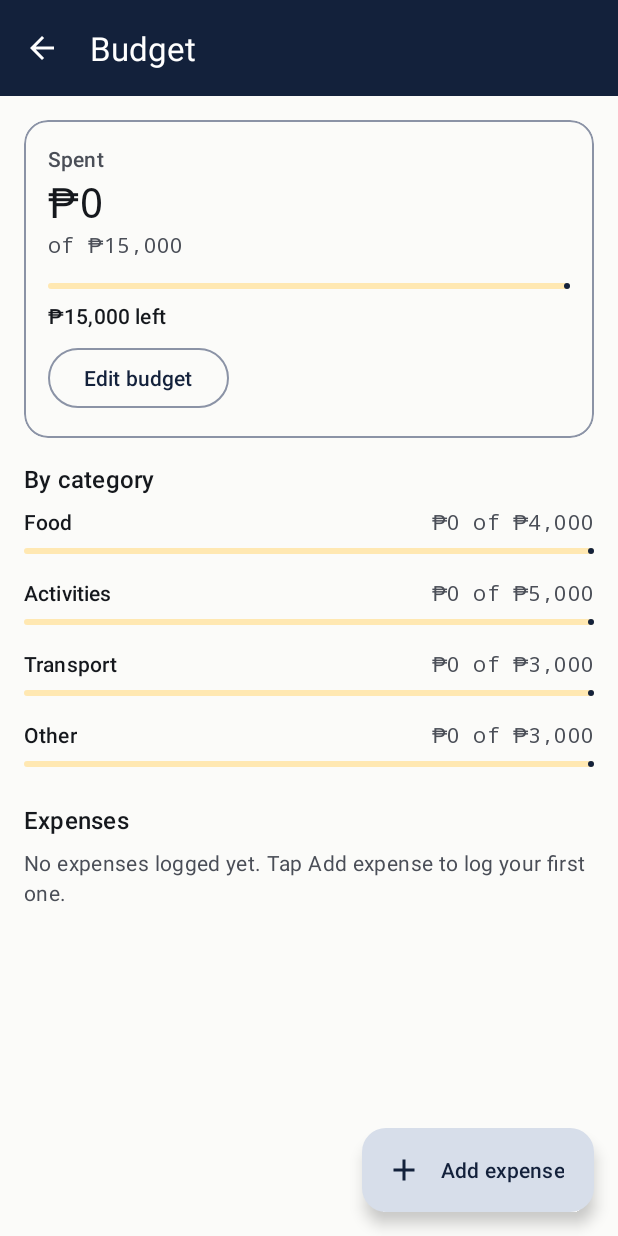
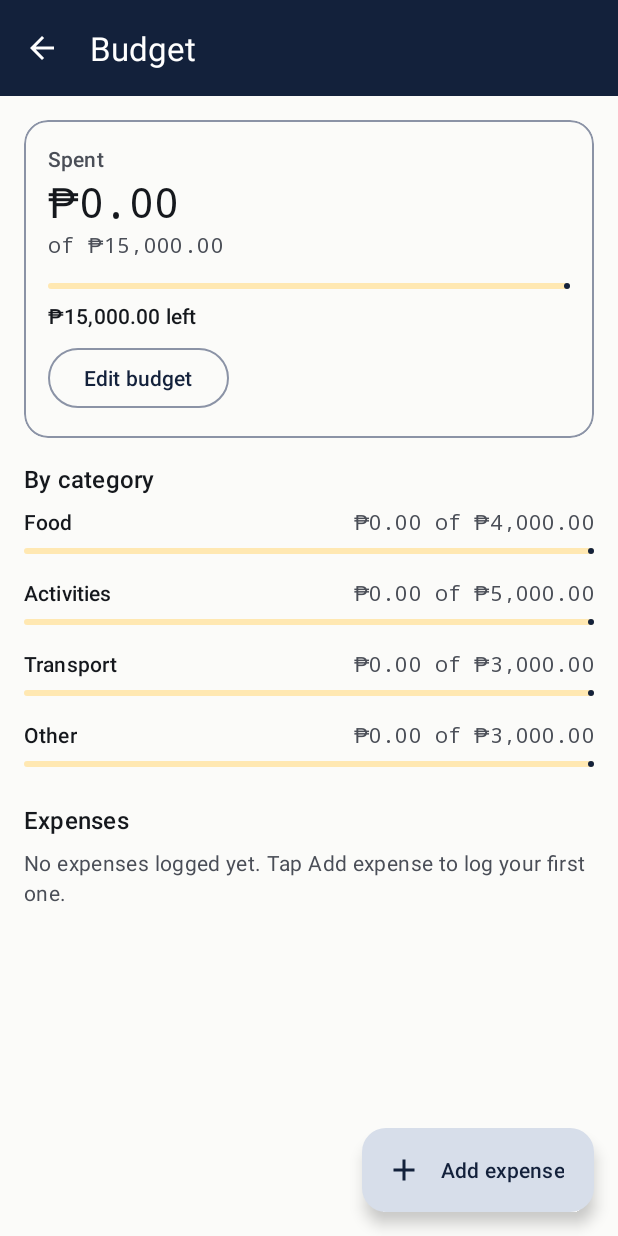
Before and after one commit to Rbndct/TripFit, an Android app: the BudgetActivity screen opened directly, with no data from a screen before it, on a phone screen of 412 x 824 dp. Run offline under Robolectric (Android 15) with nearby library versions, the phone set to English and light mode, and no system bars; network calls fail.

Commit message:
feat: show every amount with a standard two decimals
CurrencyMock.format (behind CurrencyRates.format) now always prints two
decimals: 1234.4 PHP -> 1,234.40, 3000 JPY -> 3,000.00. The same rule is
applied to the Trippings prototype: PrototypeActivity.money(), the nine
amounts in TripExport.summary(), and the three prefilled amount fields
(trip budget, category limits, stop cost), which printed raw doubles such
as 4000.0 through String.valueOf; they now use a plainAmount() helper that
keeps no symbol or grouping so the value still parses back.

Wider amounts crowded the Budget category row: at 1.3x font the 'Over'
pill touched the amount. text_category_amount now takes the remaining
width (0dp + weight, gravity end, start margin) and wraps to two lines
instead of colliding; checked at 1.3x and 2.0x.

Tests first: updated the formatter tests, added TripExportAmountsTest in
its own file so Kevin's TripExportTest is untouched (all four of his
tests still pass). Verified on the emulator in both UIs, and the Budget
Setup and New Trip currency dropdowns list the live set and accept a
different choice.

```diff
--- a/app/src/main/java/com/itismob/s01/group01/tripfit/prototype/BudgetActivity.java
+++ b/app/src/main/java/com/itismob/s01/group01/tripfit/prototype/BudgetActivity.java
@@ -32,11 +32,11 @@ public class BudgetActivity extends PrototypeActivity {
             label(card,money(limit-used,trip.homeCurrency)+" remaining of "+money(limit,trip.homeCurrency)+(used>limit?" · Over budget":""));
         }
         title("Set your limits");
-        TextInputEditText total=field(content,"Budget ("+trip.homeCurrency+")",String.valueOf(trip.budget),DECIMAL);
+        TextInputEditText total=field(content,"Budget ("+trip.homeCurrency+")",plainAmount(trip.budget),DECIMAL);
         CheckBox daily=check(content,"Daily budget and daily category limits",trip.dailyBudget);
         TextInputEditText[] categories=new TextInputEditText[4];
         double[] limits={trip.foodBudget,trip.activityBudget,trip.transportBudget,trip.otherBudget};
-        for(int i=0;i<4;i++) categories[i]=field(content,CATEGORIES[i]+" limit",String.valueOf(limits[i]),DECIMAL);
+        for(int i=0;i<4;i++) categories[i]=field(content,CATEGORIES[i]+" limit",plainAmount(limits[i]),DECIMAL);
         button(content,"Save budget limits",()->{
             try {
                 double amount=number(total,1,100000000), sum=0; double[] values=new double[4];
--- a/app/src/main/java/com/itismob/s01/group01/tripfit/prototype/CurrencyMock.java
+++ b/app/src/main/java/com/itismob/s01/group01/tripfit/prototype/CurrencyMock.java
@@ -55,9 +55,9 @@ public final class CurrencyMock {
         return amount / fromRate * toRate;
     }
 
-    /** Formats like "₱1,234" (whole units; every demo currency is shown without decimals). */
+    /** Formats like "₱1,234.50": a standard two decimals for every currency. */
     public static String format(double amount, String code) {
         String symbol = SYMBOLS.containsKey(code) ? SYMBOLS.get(code) : code + " ";
-        return symbol + String.format(Locale.US, "%,.0f", amount);
+        return symbol + String.format(Locale.US, "%,.2f", amount);
     }
 }
--- a/app/src/main/java/com/itismob/s01/group01/tripfit/prototype/PrototypeActivity.java
+++ b/app/src/main/java/com/itismob/s01/group01/tripfit/prototype/PrototypeActivity.java
@@ -102,7 +102,9 @@ public abstract class PrototypeActivity extends AppCompatActivity {
         try { double value=Double.parseDouble(value(field)); if(Double.isFinite(value)&&value>=min&&value<=max) return value; } catch(NumberFormatException ignored) {}
         field.setError("Enter a number from "+min+" to "+max); throw new IllegalArgumentException();
     }
-    protected String money(double amount,String currency) { return String.format(Locale.US,"%s %,.0f",currency,amount); }
+    protected String money(double amount,String currency) { return String.format(Locale.US,"%s %,.2f",currency,amount); }
+    /** Two-decimal amount for editable fields: no symbol or grouping, so it parses straight back. */
+    protected String plainAmount(double amount) { return String.format(Locale.US,"%.2f",amount); }
     protected void hideKeyboard() { View focus=getCurrentFocus(); if(focus!=null) ((InputMethodManager)getSystemService(Context.INPUT_METHOD_SERVICE)).hideSoftInputFromWindow(focus.getWindowToken(),0); }
     protected void save() { store.save(trip); }
     protected void reload() { if(tripId!=null) trip=store.get(tripId); }
--- a/app/src/main/java/com/itismob/s01/group01/tripfit/prototype/StopEditorActivity.java
+++ b/app/src/main/java/com/itismob/s01/group01/tripfit/prototype/StopEditorActivity.java
@@ -48,7 +48,7 @@ public class StopEditorActivity extends PrototypeActivity {
                 DemoCatalog.Place p=matches.get(index); stop.lat=p.lat; stop.lng=p.lng; stop.hasLocation=true;
                 stop.address=p.name+", "+p.city; stop.outdoor=p.outdoor; stop.category=p.category;
                 stop.currency=p.city.equals("Tokyo")?"JPY":"PHP";
-                name.setText(p.name); duration.setText(String.valueOf(p.minutes)); cost.setText(String.valueOf(p.price));
+                name.setText(p.name); duration.setText(String.valueOf(p.minutes)); cost.setText(plainAmount(p.price));
                 priceCurrency.setSelection(stop.currency.equals("JPY")?1:0);
                 category.setSelection(p.category.equals("Food")?1:0); outdoor.setChecked(p.outdoor); updateLocation();
             }).show();
--- a/app/src/main/java/com/itismob/s01/group01/tripfit/prototype/TripExport.java
+++ b/app/src/main/java/com/itismob/s01/group01/tripfit/prototype/TripExport.java
@@ -26,7 +26,7 @@ public final class TripExport {
                 text.append("Stay ").append(stop.duration).append(" min; ");
                 if(previous==null) text.append("start of day\n");
                 else text.append(RoutePreview.mode(previous,stop)).append(" ~").append(slot.travel).append(" min incoming travel + ").append(stop.buffer).append(" min buffer\n");
-                text.append(String.format(Locale.US,"Estimate: %s %.0f (≈ %s %.0f)\n",trip.costCurrency(stop),stop.cost,trip.homeCurrency,trip.convertedCost(stop)));
+                text.append(String.format(Locale.US,"Estimate: %s %.2f (≈ %s %.2f)\n",trip.costCurrency(stop),stop.cost,trip.homeCurrency,trip.convertedCost(stop)));
                 if(stop.hasLocation) text.append(String.format(Locale.US,"Pin: %.5f, %.5f\n",stop.lat,stop.lng));
                 text.append("\n"); previous=stop;
             }
@@ -35,12 +35,12 @@ public final class TripExport {
         double planned=0,actual=0;
         for(DraftTrip.Stop stop:trip.stops) planned+=trip.convertedCost(stop);
         for(DraftTrip.Expense expense:trip.expenses) actual+=RoutePreview.convert(expense.amount,expense.currency,trip.homeCurrency);
-        text.append(String.format(Locale.US,"BUDGET (%s)\nTrip limit: %.0f\nEstimated stops: %.0f\nLogged expenses: %.0f\nRemaining after expenses: %.0f\n",trip.homeCurrency,trip.totalBudget(),planned,actual,trip.totalBudget()-actual));
+        text.append(String.format(Locale.US,"BUDGET (%s)\nTrip limit: %.2f\nEstimated stops: %.2f\nLogged expenses: %.2f\nRemaining after expenses: %.2f\n",trip.homeCurrency,trip.totalBudget(),planned,actual,trip.totalBudget()-actual));
         for(String category:new String[]{"Food","Activities","Transport","Other"}) {
             double categoryPlanned=0,categoryActual=0;
             for(DraftTrip.Stop stop:trip.stops) if(stop.category.equals(category)) categoryPlanned+=trip.convertedCost(stop);
             for(DraftTrip.Expense expense:trip.expenses) if(expense.category.equals(category)) categoryActual+=RoutePreview.convert(expense.amount,expense.currency,trip.homeCurrency);
-            text.append(String.format(Locale.US,"%s: limit %.0f / planned %.0f / logged %.0f\n",category,trip.categoryBudget(category),categoryPlanned,categoryActual));
+            text.append(String.format(Locale.US,"%s: limit %.2f / planned %.2f / logged %.2f\n",category,trip.categoryBudget(category),categoryPlanned,categoryActual));
         }
         text.append("\nRates: 1 JPY = 0.38 PHP; 1 USD = 58 PHP; 1 EUR = 63 PHP (samples, not live).\nTravel leg costs must be estimated manually in Transport.\n");
         return text.toString();
--- a/app/src/main/res/layout/item_category.xml
+++ b/app/src/main/res/layout/item_category.xml
@@ -35,19 +35,19 @@
             android:visibility="gone"
             tools:visibility="visible" />
 
-        <View
-            android:layout_width="0dp"
-            android:layout_height="0dp"
-            android:layout_weight="1" />
-
+        <!-- Takes the remaining width, right-aligned, with a guaranteed gap from the name/pill.
+             With two-decimal amounts and large fonts it wraps to two lines instead of colliding. -->
         <TextView
             android:id="@+id/text_category_amount"
-            android:layout_width="wrap_content"
+            android:layout_width="0dp"
             android:layout_height="wrap_content"
+            android:layout_marginStart="@dimen/space_sm"
+            android:layout_weight="1"
             android:fontFamily="monospace"
+            android:gravity="end"
             android:textAppearance="?attr/textAppearanceLabelLarge"
             android:textColor="?attr/colorOnSurfaceVariant"
-            tools:text="₱4,293 of ₱4,000" />
+            tools:text="₱4,293.00 of ₱4,000.00" />
 
     </LinearLayout>
 
```
Also changed, not shown: 4 other files.
